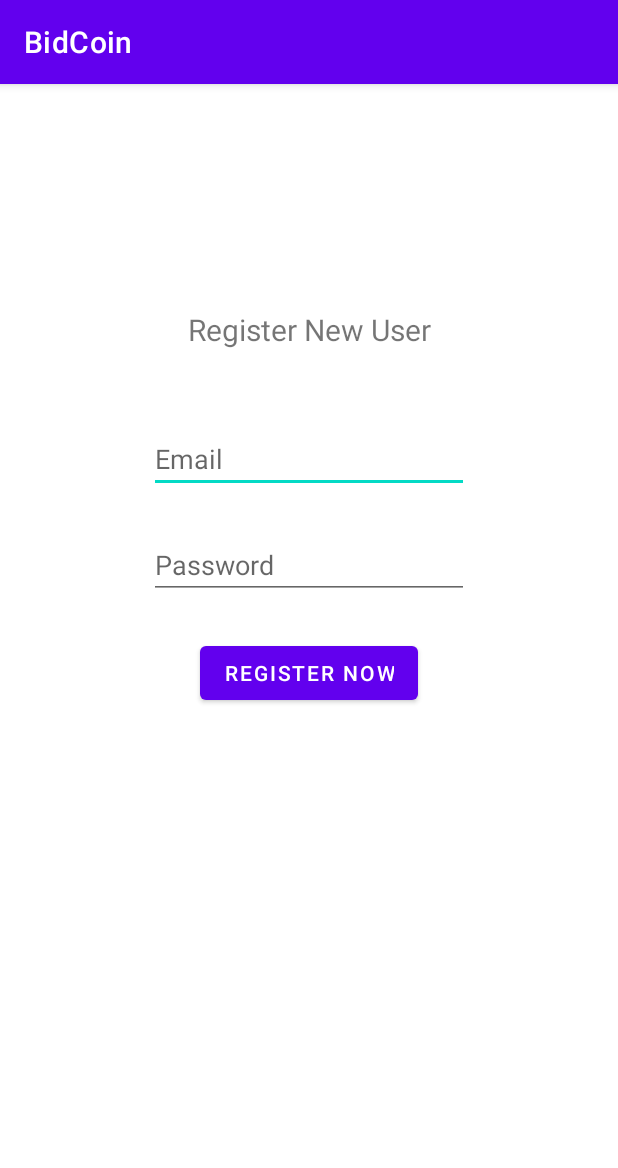
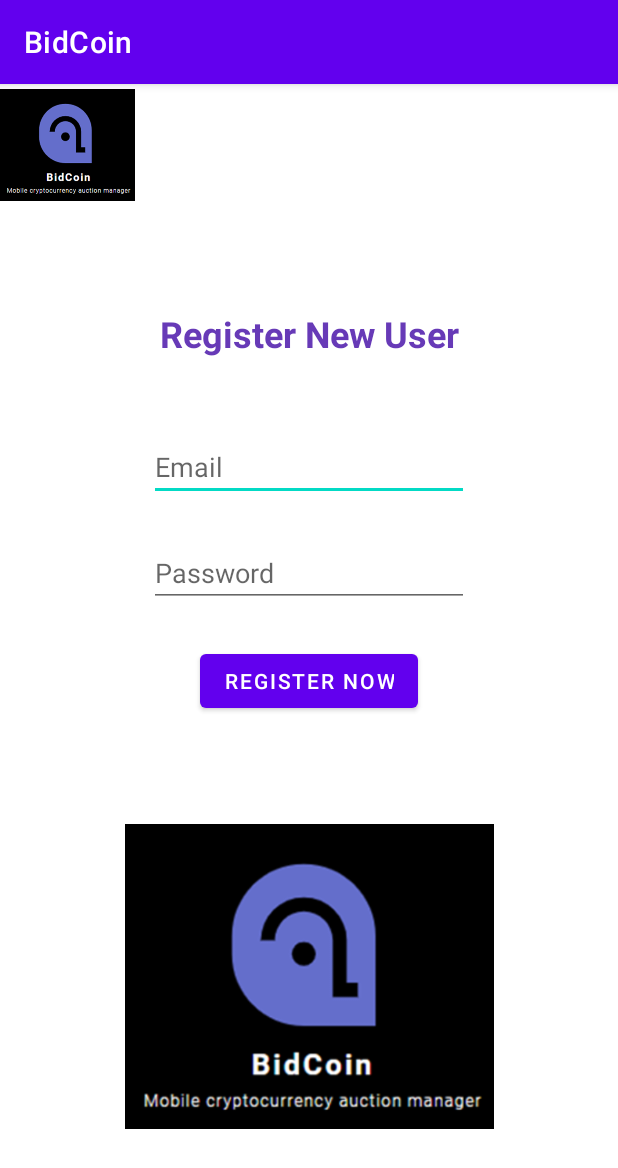
Before and after one commit to ishanfdo18098/CO225-Java-Project, an Android app: the RegisterNewUser screen opened directly, with no data from a screen before it, on a phone screen of 412 x 824 dp. Shown: the top 1168 px of the screen. Run offline under Robolectric (Android 15) with nearby library versions, the phone set to English and light mode, and no system bars.

Commit message:
First 3 pages Done

```diff
--- a/BidCoinApp/app/src/main/java/com/ishanadeeparidma/bidcoin/Login/LoginActivity.java
+++ b/BidCoinApp/app/src/main/java/com/ishanadeeparidma/bidcoin/Login/LoginActivity.java
@@ -1,6 +1,5 @@
 package com.ishanadeeparidma.bidcoin.Login;
 
-import android.content.Intent;
 import android.os.Bundle;
 import android.util.Log;
 import android.view.View;
@@ -26,7 +25,7 @@ public class LoginActivity extends AppCompatActivity {
     @Override
     protected void onCreate(Bundle savedInstanceState) {
         super.onCreate(savedInstanceState);
-        setContentView(R.layout.activity_main);
+        setContentView(R.layout.activity_login);
         new API_Repository();
         BidCoinAPIAccess api = API_Repository.api;
 
--- a/BidCoinApp/app/src/main/res/layout/activity_register_new_user.xml
+++ b/BidCoinApp/app/src/main/res/layout/activity_register_new_user.xml
@@ -12,7 +12,9 @@
         android:layout_height="wrap_content"
         android:layout_marginTop="150dp"
         android:text="Register New User"
-        android:textSize="20sp"
+        android:textColor="#673AB7"
+        android:textSize="24sp"
+        android:textStyle="bold"
         app:layout_constraintEnd_toEndOf="parent"
         app:layout_constraintStart_toStartOf="parent"
         app:layout_constraintTop_toTopOf="parent" />
@@ -51,4 +53,22 @@
         app:layout_constraintEnd_toEndOf="parent"
         app:layout_constraintStart_toStartOf="parent"
         app:layout_constraintTop_toBottomOf="@+id/registerPassword" />
+
+    <ImageView
+        android:id="@+id/imageView4"
+        android:layout_width="247dp"
+        android:layout_height="203dp"
+        app:layout_constraintBottom_toBottomOf="parent"
+        app:layout_constraintEnd_toEndOf="parent"
+        app:layout_constraintStart_toStartOf="parent"
+        app:layout_constraintTop_toBottomOf="@+id/registerButton"
+        app:srcCompat="@drawable/logo" />
+
+    <ImageView
+        android:id="@+id/imageView5"
+        android:layout_width="90dp"
+        android:layout_height="81dp"
+        app:layout_constraintStart_toStartOf="parent"
+        app:layout_constraintTop_toTopOf="parent"
+        app:srcCompat="@drawable/logo" />
 </androidx.constraintlayout.widget.ConstraintLayout>
```
Also changed, not shown: BidCoinApp/app/src/main/res/layout/activity_login.xml (renamed from BidCoinApp/app/src/main/res/layout/activity_main.xml, +15 -3 lines), BidCoinApp/app/src/main/res/layout/activity_welcome.xml (+5 -4 lines).
